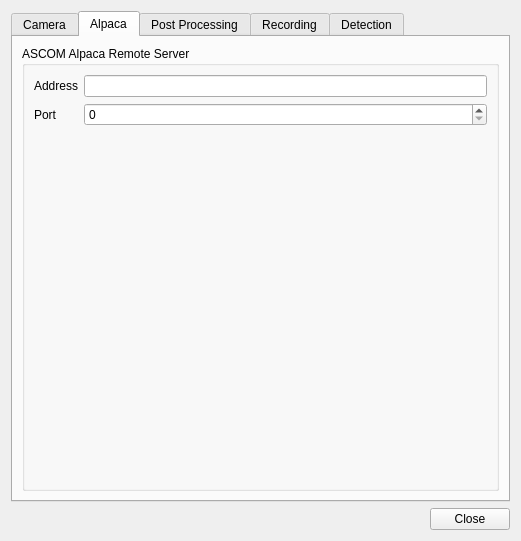
Qt form plugins/feature/camera/camerasettingsdialog.ui (srcejon/sdrangel) before a commit.
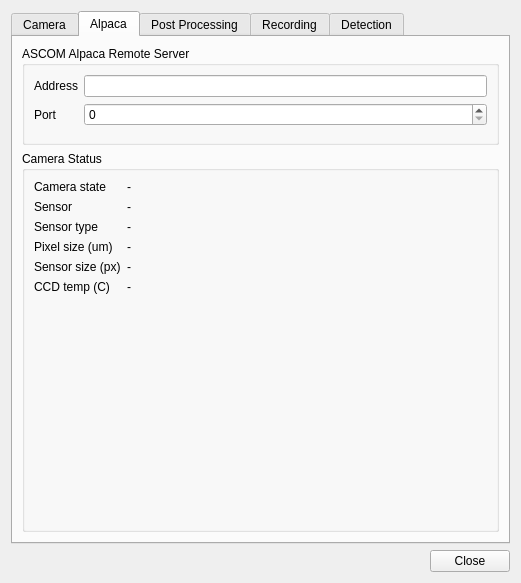
The same form after that commit. The open tabs and pages were chosen to show the change. Icons and pictures are not drawn.

Commit message: Move Alpaca status into settings dialog

Patch:
```diff
--- a/plugins/feature/camera/camerasettingsdialog.ui
+++ b/plugins/feature/camera/camerasettingsdialog.ui
@@ -361,9 +361,9 @@
       <attribute name="title">
        <string>Alpaca</string>
       </attribute>
-      <layout class="QVBoxLayout" name="verticalLayout_6">
+     <layout class="QVBoxLayout" name="verticalLayout_6">
        <item>
-        <widget class="QGroupBox" name="groupBox_6">
+         <widget class="QGroupBox" name="groupBox_6">
          <property name="title">
           <string>ASCOM Alpaca Remote Server</string>
          </property>
@@ -412,9 +412,129 @@
             </property>
            </spacer>
           </item>
-         </layout>
-        </widget>
-       </item>
+          </layout>
+         </widget>
+        </item>
+        <item>
+         <widget class="QGroupBox" name="alpacaStatusGroup">
+          <property name="title">
+           <string>Camera Status</string>
+          </property>
+          <layout class="QVBoxLayout" name="alpacaStatusGroupLayout">
+           <item>
+            <layout class="QFormLayout" name="alpacaStatusLayout">
+             <item row="0" column="0">
+              <widget class="QLabel" name="cameraStateTextLabel">
+               <property name="text">
+                <string>Camera state</string>
+               </property>
+              </widget>
+             </item>
+             <item row="0" column="1">
+              <widget class="QLabel" name="cameraStateLabel">
+               <property name="text">
+                <string>-</string>
+               </property>
+              </widget>
+             </item>
+             <item row="1" column="0">
+              <widget class="QLabel" name="sensorNameTextLabel">
+               <property name="text">
+                <string>Sensor</string>
+               </property>
+              </widget>
+             </item>
+             <item row="1" column="1">
+              <widget class="QLabel" name="sensorNameLabel">
+               <property name="text">
+                <string>-</string>
+               </property>
+              </widget>
+             </item>
+             <item row="2" column="0">
+              <widget class="QLabel" name="sensorTypeTextLabel">
+               <property name="text">
+                <string>Sensor type</string>
+               </property>
+              </widget>
+             </item>
+             <item row="2" column="1">
+              <widget class="QLabel" name="sensorTypeLabel">
+               <property name="text">
+                <string>-</string>
+               </property>
+              </widget>
+             </item>
+             <item row="3" column="0">
+              <widget class="QLabel" name="pixelSizeTextLabel">
+               <property name="text">
+                <string>Pixel size (um)</string>
+               </property>
+              </widget>
+             </item>
+             <item row="3" column="1">
+              <widget class="QLabel" name="pixelSizeLabel">
+               <property name="text">
+                <string>-</string>
+               </property>
+              </widget>
+             </item>
+             <item row="4" column="0">
+              <widget class="QLabel" name="cameraSizeTextLabel">
+               <property name="text">
+                <string>Sensor size (px)</string>
+               </property>
+              </widget>
+             </item>
+             <item row="4" column="1">
+              <widget class="QLabel" name="cameraSizeLabel">
+               <property name="text">
+                <string>-</string>
+               </property>
+              </widget>
+             </item>
+             <item row="5" column="0">
+              <widget class="QLabel" name="ccdTempTextLabel">
+               <property name="text">
+                <string>CCD temp (C)</string>
+               </property>
+              </widget>
+             </item>
+             <item row="5" column="1">
+              <widget class="QLabel" name="ccdTempLabel">
+               <property name="text">
+                <string>-</string>
+               </property>
+              </widget>
+             </item>
+            </layout>
+           </item>
+           <item>
+            <widget class="QWidget" name="alpacaTempChartContainer" native="true">
+             <property name="minimumSize">
+              <size>
+               <width>0</width>
+               <height>220</height>
+              </size>
+             </property>
+            </widget>
+           </item>
+          </layout>
+         </widget>
+        </item>
+        <item>
+         <spacer name="alpacaVerticalSpacer">
+          <property name="orientation">
+           <enum>Qt::Orientation::Vertical</enum>
+          </property>
+          <property name="sizeHint" stdset="0">
+           <size>
+            <width>20</width>
+            <height>40</height>
+           </size>
+          </property>
+         </spacer>
+        </item>
       </layout>
      </widget>
      <widget class="QWidget" name="postProcessingTab">
```
The commit also changes 3 other files.
